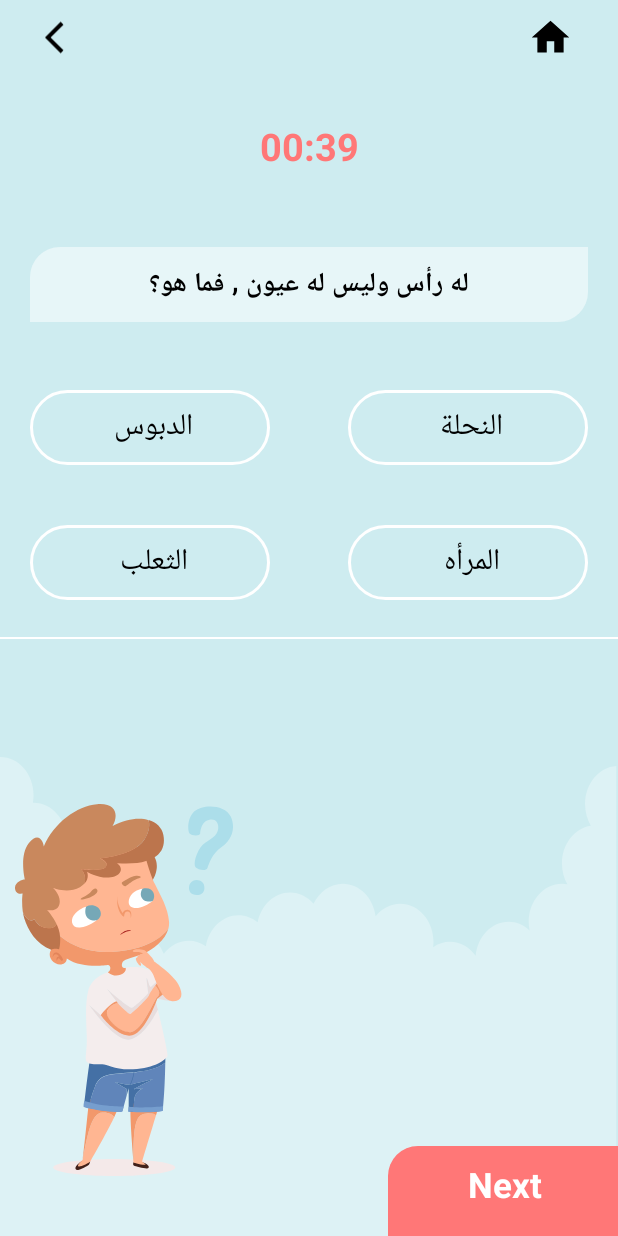
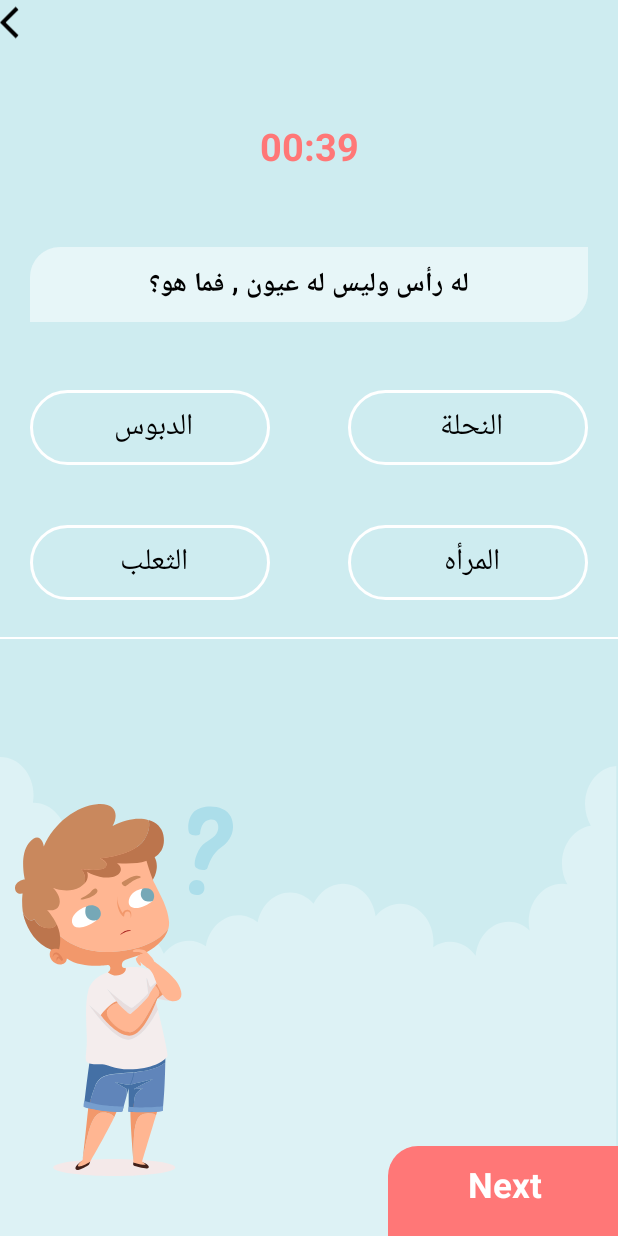
Before and after one commit to DaliaMaged/man-syarba7-el-bonbon, an Android app: the MainActivity screen opened directly, with no data from a screen before it, on a phone screen of 412 x 824 dp. Run offline under Robolectric (Android 15) with nearby library versions, the phone set to English and light mode, and no system bars; 1 statement that could not run was skipped.

Commit message:
dialog done

```diff
--- a/app/src/main/res/layout/activity_main.xml
+++ b/app/src/main/res/layout/activity_main.xml
@@ -229,36 +229,7 @@
         app:layout_constraintTop_toBottomOf="@+id/option4ID"
         tools:ignore="MissingConstraints" />
 
-    <androidx.constraintlayout.widget.ConstraintLayout
-        android:layout_width="match_parent"
-        android:layout_height="wrap_content"
-        tools:ignore="MissingConstraints"
-        android:background="#CEECF0">
 
-        <ImageView
-            android:id="@+id/iconBack"
-            android:layout_width="25dp"
-            android:layout_height="30dp"
-            android:layout_marginStart="30dp"
-            android:layout_marginTop="10dp"
-            app:layout_constraintBottom_toBottomOf="parent"
-            app:layout_constraintStart_toStartOf="parent"
-            app:layout_constraintTop_toTopOf="parent"
-            app:srcCompat="@drawable/ic_baseline_arrow_back_ios_24" />
-
-        <ImageView
-            android:id="@+id/iconHome"
-            android:layout_width="30dp"
-            android:layout_height="30dp"
-            android:layout_marginTop="10dp"
-            android:layout_marginEnd="30dp"
-            app:layout_constraintBottom_toBottomOf="parent"
-            app:layout_constraintEnd_toEndOf="parent"
-            app:layout_constraintTop_toTopOf="parent"
-            app:srcCompat="@drawable/ic_baseline_home_24" />
-
-
-    </androidx.constraintlayout.widget.ConstraintLayout>
 
     <View
         android:layout_width="match_parent"
@@ -268,4 +239,13 @@
         app:layout_constraintTop_toBottomOf="@+id/questionID"
         tools:layout_editor_absoluteX="-16dp" />
 
+    <ImageView
+        android:id="@+id/iconBack"
+        android:layout_width="25dp"
+        android:layout_height="30dp"
+        app:srcCompat="@drawable/ic_baseline_arrow_back_ios_24"
+        tools:layout_editor_absoluteX="188dp"
+        tools:layout_editor_absoluteY="664dp"
+        tools:ignore="MissingConstraints" />
+
 </androidx.constraintlayout.widget.ConstraintLayout>
```
